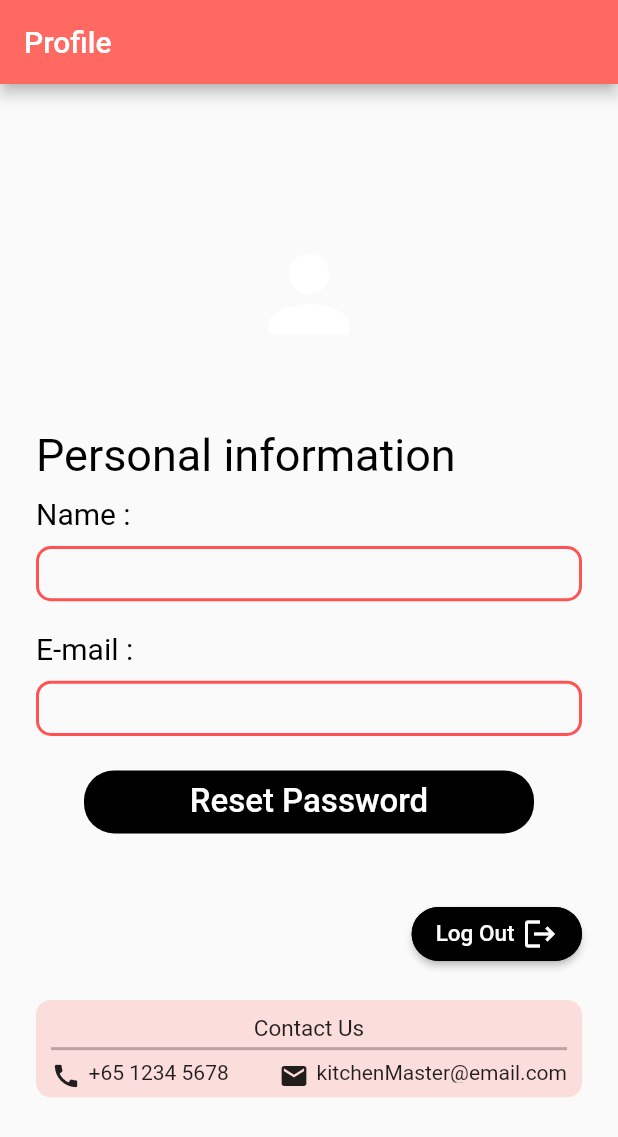
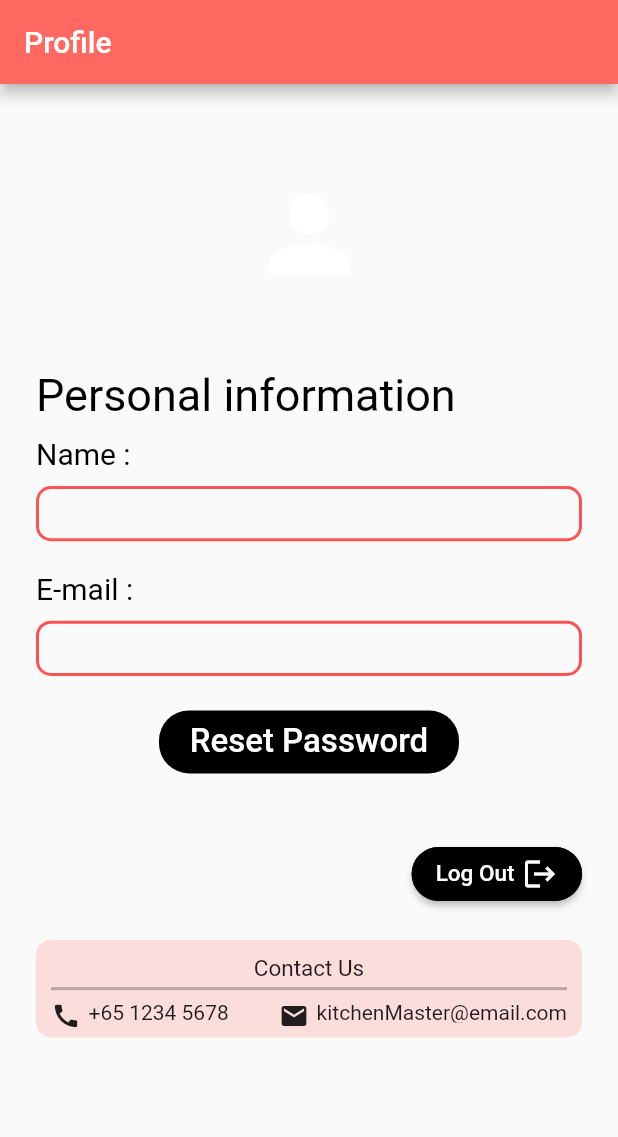
Before and after one commit to Nipun1212/KitchenMaster, a Flutter app: the ProfilePage screen opened directly, on a phone screen of 412 x 824 dp. Shown: the top 1137 px of the screen. Run offline on Flutter 3.47's test engine with Material 2 defaults, Android fonts, the phone set to English and light mode, and no system bars; our stand-ins replace cloud_firestore, firebase_auth, firebase_core, firebase_storage, flutter_local_notifications, image_picker and 2 more; missing offline and left inert: favorite_button, filter_list; accounts and stored records are empty; network calls fail; Roboto replaces fonts that are missing (IM FELL English SC, Iceland).

```diff
--- a/kitchenmaster/lib/indivRecipes.dart
+++ b/kitchenmaster/lib/indivRecipes.dart
@@ -160,6 +160,7 @@ class _indivRecipePageState extends State<indivRecipePage> {
                   //         fontWeight: FontWeight.normal,
                   //         height: 1)
                   // ))),
+
                       Row(children:[
                         SizedBox(width: 10),
                         Expanded(
--- a/kitchenmaster/lib/profile.dart
+++ b/kitchenmaster/lib/profile.dart
@@ -138,17 +138,20 @@ class _ProfilePageState extends State<ProfilePage> {
                   pickUploadProfileImage();
                 },
                 child: Container(
-                  margin: EdgeInsets.only(top: 80),
+                  margin: EdgeInsets.only(top: 40),
                   width: 120,
                   height: 120,
                   alignment: Alignment.center,
                   decoration: const BoxDecoration(
                     borderRadius: BorderRadius.all(Radius.circular(20))
                   ),
-                  child: Center(
+                    child: ClipOval(
                     child: imageUrl == "" ? const Icon(
                       Icons.person, size: 80, color: Colors.white,
-                      ) : Image.network(imageUrl),
+                      ) : Image.network(imageUrl,  width: 120,
+                      height: 120,
+                      fit: BoxFit.cover,),
+
                   ),
                 ),
               ),
@@ -197,7 +200,7 @@ class _ProfilePageState extends State<ProfilePage> {
                       RoundedRectangleBorder(
                         borderRadius: BorderRadius.circular(20.0), // Set desired border radius here
                       )),
-                  fixedSize: MaterialStateProperty.all<Size>(Size.fromWidth(300.0)),
+                  fixedSize: MaterialStateProperty.all<Size>(Size.fromWidth(200.0)),
                   // backgroundColor:
                   //     MaterialStateProperty.all<Color>(Color(0xffff6961)),
                   backgroundColor:
```
Also changed, not shown: kitchenmaster/lib/favourites.dart (+36 -12 lines), kitchenmaster/lib/recipes.dart (+19 -8 lines).
